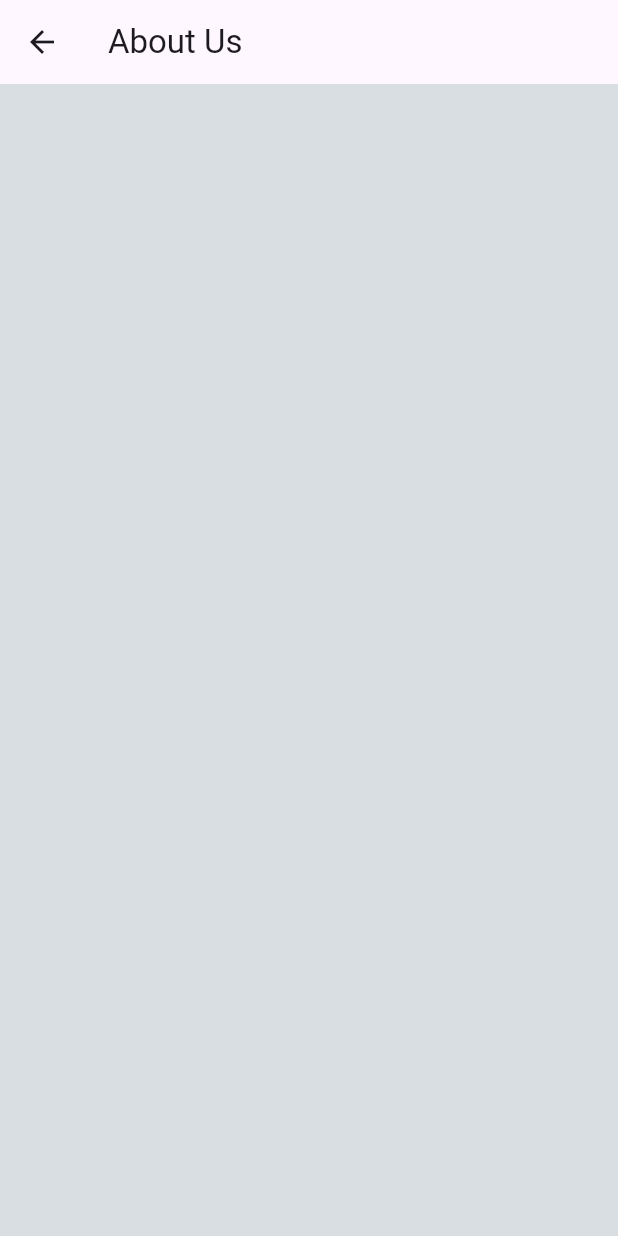
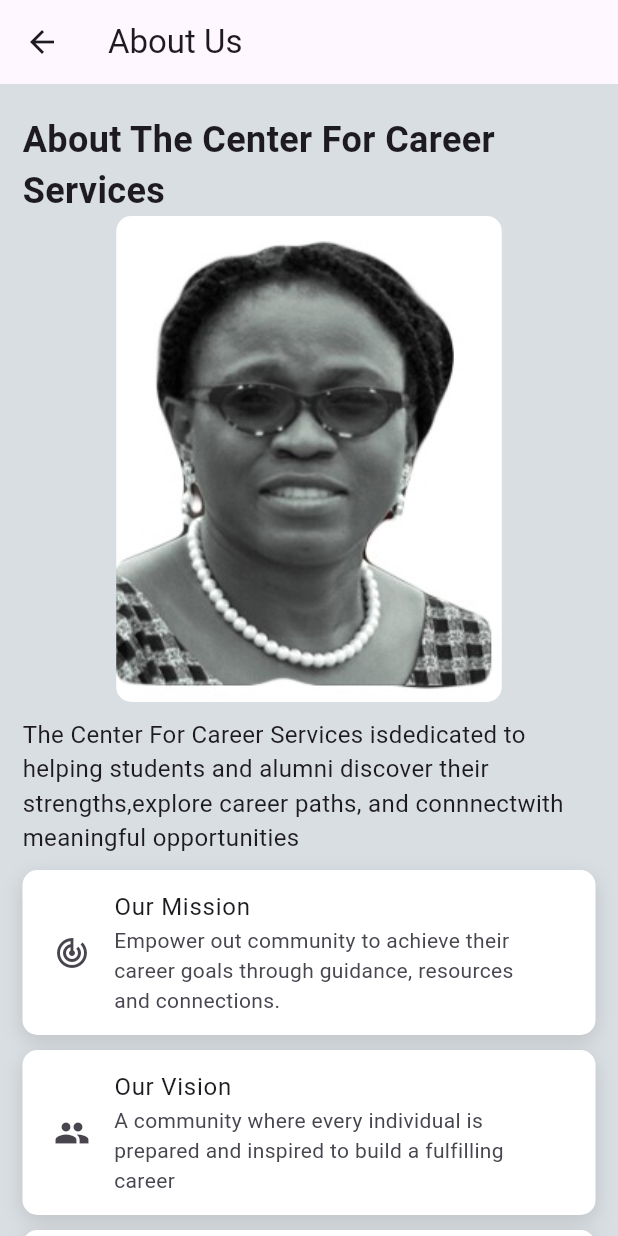
Before and after one commit to miraclegx/CCS_Info_App, a Flutter app: the AboutUs screen opened directly, on a phone screen of 412 x 824 dp. Run offline on Flutter 3.47's test engine with Material 3 defaults, Android fonts, the phone set to English and light mode, and no system bars; our stand-ins replace flutter_svg.

Commit message:
about to do sometin, wannna overhaul the text in about us, revert here for first version

```diff
--- a/lib/about_us.dart
+++ b/lib/about_us.dart
@@ -1,5 +1,6 @@
 
 import "package:flutter/material.dart";
+import 'what_we_do.dart';
 import "package:flutter_svg/flutter_svg.dart";
 
 class AboutUs extends StatelessWidget{
@@ -10,7 +11,34 @@ class AboutUs extends StatelessWidget{
     // TODO: implement build
     return Scaffold(
       appBar: AppBar(title: Text("About Us"),),
-      body: Center() ,
+      body: SafeArea(
+        child: SingleChildScrollView(
+          child: Padding(padding: EdgeInsets.symmetric(horizontal: 15,vertical: 20),
+          child: Column(
+            children: <Widget>[
+              Text("About The Center For Career Services",style: TextStyle(fontSize: 24,fontWeight: FontWeight.bold),),
+              ClipRRect(
+                borderRadius: BorderRadius.circular(10),
+                child: Image.asset("assets/images/profflola.jpg"),
+              ),SizedBox(height: 10,),
+              Text("The Center For Career Services is"
+              "dedicated to helping students and "
+              "alumni discover their strengths,"
+              "explore career paths, and connnect"
+              "with meaningful opportunities",style: TextStyle(fontSize: 16),),SizedBox(height: 10,),
+              ServiceCard(
+                title: "Our Mission",
+               subtitle: "Empower out community to achieve their career goals through guidance, resources and connections.",
+                icon: Icons.track_changes),SizedBox(height: 10,),
+              ServiceCard(title: "Our Vision",
+                subtitle: "A community where every individual is prepared and inspired to build a fulfilling career",
+                icon: Icons.group),SizedBox(height: 10,),
+              ServiceCard(title: "Our Values",
+               subtitle: "We value integrity, collaboration and commitment to student success",
+                icon: Icons.favorite)
+            ],
+          ),),
+        )) ,
     );
   }
 }
--- a/lib/home_screen.dart
+++ b/lib/home_screen.dart
@@ -11,7 +11,7 @@ class HomeScreen extends StatelessWidget {
     return Scaffold(
       appBar: AppBar(
         title: const Text("Home"),
-        backgroundColor: const Color.fromARGB(255, 29, 148, 200),
+        backgroundColor: const Color.fromARGB(255, 49, 73, 143),
       ),
       drawer: const Drawer(),
       body: SafeArea(
--- a/lib/what_we_do.dart
+++ b/lib/what_we_do.dart
@@ -7,19 +7,57 @@ class WhatWeDo extends StatelessWidget {
   Widget build(BuildContext context) {
 
     return Scaffold(
-      appBar: AppBar(title: Text("Our Services"),),
+      appBar: AppBar(title: Text("Our Services"),
+        backgroundColor: const Color.fromARGB(255, 49, 73, 143),
+      ),
       body: SafeArea(
         child:  SingleChildScrollView(
           child: Padding(padding: EdgeInsets.symmetric(vertical:20 ,horizontal: 15),
       child: Column(
         children: <Widget>[
-          Text("About The Center For Career Services",style: TextStyle(fontSize: 24,fontWeight: FontWeight.bold),),
+          Text("We Are Here Step Of Your Journey",style: TextStyle(fontSize: 24,fontWeight: FontWeight.bold),),
           const Text("From exploring careers to landing your"
           "next opportunity, we offer personalized"
           "support every step of the way."
-),
-        Container(
-          //height:100,
+,style: TextStyle(fontSize: 16),),SizedBox(height: 10,),
+        ServiceCard(title: "Career Advising",
+         subtitle: "One-on-one advising to help you explore options and plan your path",
+          icon: Icons.person), SizedBox(height: 10,),
+        ServiceCard(title: "Resume And Cover Letter Support",
+         subtitle: "Get expert feedback to create documents that stand out",
+          icon: Icons.message),SizedBox(height: 10,),
+          ServiceCard(title: "Interview Preparation",
+           subtitle: "Build confidence and sharpen your skills for interview success",
+            icon: Icons.bubble_chart),SizedBox(height: 10,),
+            ServiceCard(title: "Internships & Job Search",
+             subtitle: "Find intership and job opportunities that match your goals",
+              icon: Icons.work),SizedBox(height: 10,),
+              ServiceCard(title: "Workshop & Events",
+               subtitle: "Attend events and workshops to build skills and network",
+                icon: Icons.calendar_month)
+        ],
+      ),),
+    )));
+  }
+}
+
+class ServiceCard extends StatelessWidget{
+  final String title;
+  final String subtitle;
+  final IconData icon;
+
+  const ServiceCard({
+    super.key,
+    required this.title,
+    required this.subtitle,
+    required this.icon,
+  });
+
+  @override
+  Widget build(BuildContext context) {
+
+    return Container(
+      //height:100,
           decoration: BoxDecoration(
             color: Colors.white,
             borderRadius: BorderRadius.circular(10),
@@ -34,13 +72,10 @@ class WhatWeDo extends StatelessWidget {
           child: Padding(
             padding: EdgeInsetsGeometry.symmetric(horizontal: 5,vertical: 5),
             child:  ListTile(
-            leading: Icon(Icons.person),
-            title: Text("Career Advising"),
-            subtitle: Text("One-on-one advising to help you explore options and plan your path"),
+            leading: Icon(icon),
+            title: Text(title),
+            subtitle: Text(subtitle),
           ))
-        )
-        ],
-      ),),
-    )));
+    );
   }
 }
--- a/pubspec.yaml
+++ b/pubspec.yaml
@@ -65,6 +65,7 @@ flutter:
       - assets/images/futalog.png
       - assets/images/futalog.jpg
       - assets/images/img1.png
+      - assets/images/profflola.jpg
   # An image asset can refer to one or more resolution-specific "variants", see
   # https://flutter.dev/to/resolution-aware-images
 
```
Also changed, not shown: assets/images/profflola.jpg (added), pubspec.lock.
